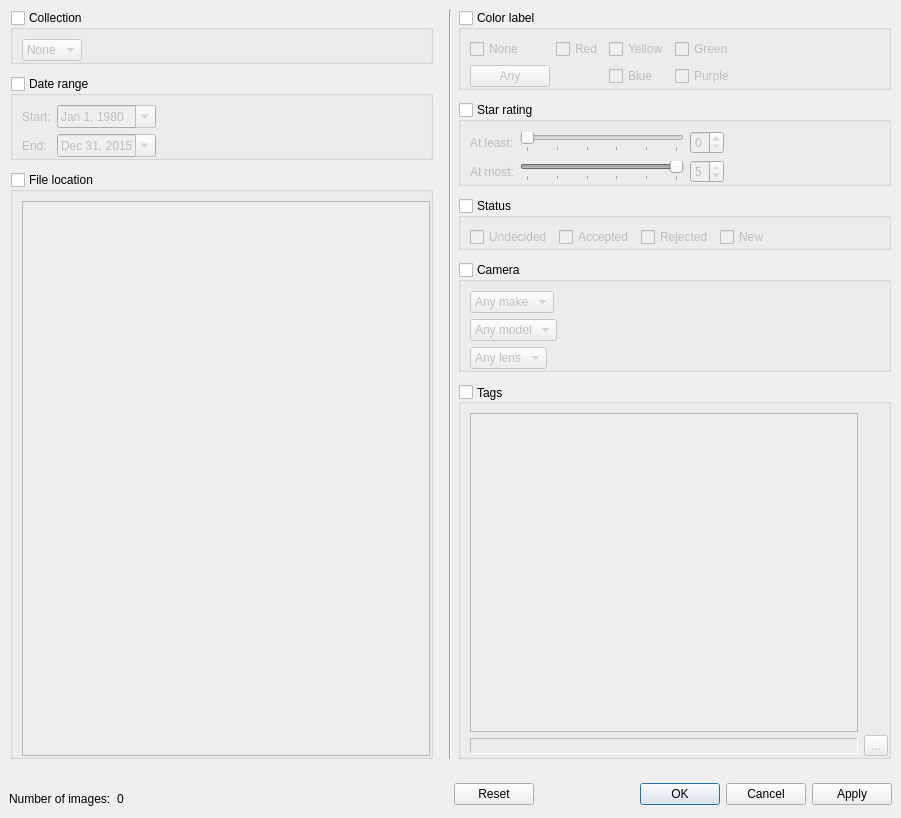
wagenadl/photohoard, file src/dlg/FilterDialog.ui: the form before one commit.
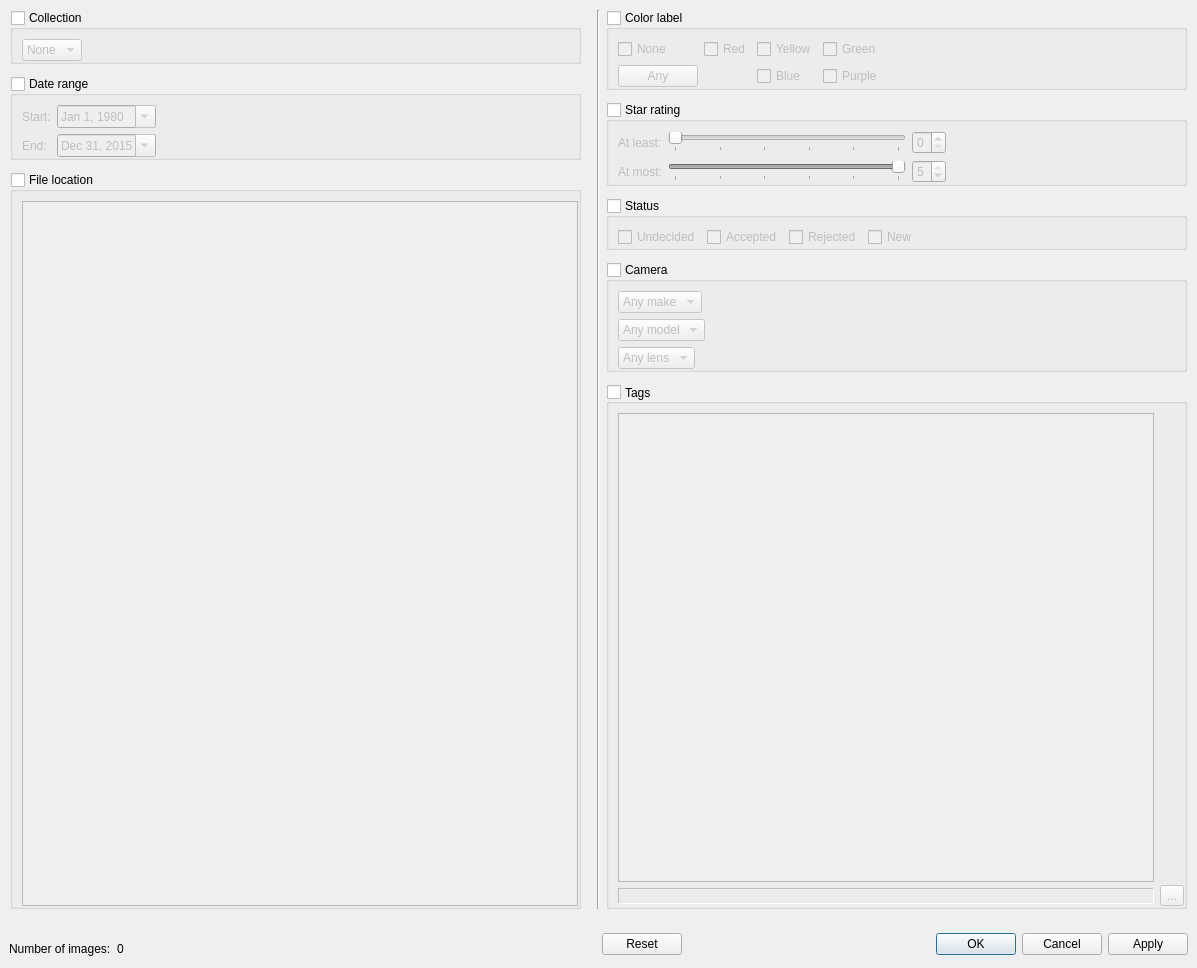
The form after the commit. Custom widgets are drawn as their Qt base class.

What changed in the file:
```diff
--- a/src/dlg/FilterDialog.ui
+++ b/src/dlg/FilterDialog.ui
@@ -6,8 +6,8 @@
    <rect>
     <x>0</x>
     <y>0</y>
-    <width>901</width>
-    <height>818</height>
+    <width>1197</width>
+    <height>968</height>
    </rect>
   </property>
   <property name="sizePolicy">
@@ -511,9 +511,6 @@
             <bool>false</bool>
            </property>
            <layout class="QVBoxLayout" name="verticalLayout_5">
-            <property name="topMargin">
-             <number>9</number>
-            </property>
             <property name="rightMargin">
              <number>0</number>
             </property>
```
Left out of the diff: 90 changed lines with no effect on the pictures.
